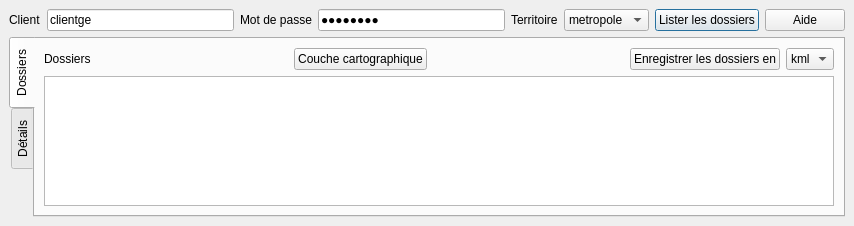
The window that ui_geofoncierconsultation.ui (Gustry/GeoFoncier-consultation) describes before a commit, drawn with Qt 5.
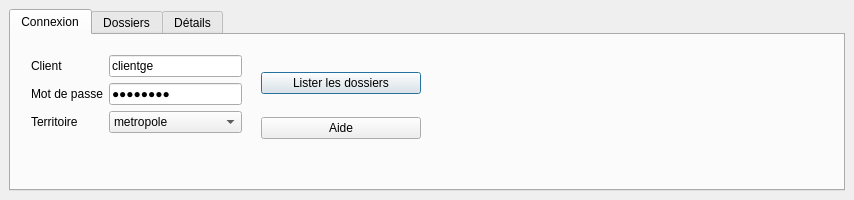
The same window after the commit. Icons and pictures are not drawn.

Commit message: Ajout onglet connexion et banniere geofoncier

```diff
--- a/ui_geofoncierconsultation.ui
+++ b/ui_geofoncierconsultation.ui
@@ -7,7 +7,7 @@
     <x>0</x>
     <y>0</y>
     <width>854</width>
-    <height>226</height>
+    <height>200</height>
    </rect>
   </property>
   <property name="sizePolicy">
@@ -22,15 +22,35 @@
   <widget class="QWidget" name="dockWidgetContents">
    <layout class="QGridLayout" name="gridLayout">
     <item row="0" column="0">
-     <layout class="QHBoxLayout" name="horizontalLayout">
-      <item>
+     <widget class="QTabWidget" name="tabWidget">
+      <property name="tabPosition">
+       <enum>QTabWidget::North</enum>
+      </property>
+      <property name="currentIndex">
+       <number>0</number>
+      </property>
+      <widget class="QWidget" name="tab_3">
+       <attribute name="title">
+        <string>Connexion</string>
+       </attribute>
+       <widget class="QWidget" name="formLayoutWidget">
+        <property name="geometry">
+         <rect>
+          <x>20</x>
+          <y>20</y>
+          <width>211</width>
+          <height>101</height>
+         </rect>
+        </property>
+        <layout class="QFormLayout" name="formLayout">
+         <item row="0" column="0">
        <widget class="QLabel" name="label_login">
         <property name="text">
          <string>Client</string>
         </property>
        </widget>
       </item>
-      <item>
+         <item row="0" column="1">
        <widget class="QLineEdit" name="lineEdit_login">
         <property name="enabled">
          <bool>true</bool>
@@ -40,14 +60,14 @@
         </property>
        </widget>
       </item>
-      <item>
+         <item row="1" column="0">
        <widget class="QLabel" name="label_password">
         <property name="text">
          <string>Mot de passe</string>
         </property>
        </widget>
       </item>
-      <item>
+         <item row="1" column="1">
        <widget class="QLineEdit" name="lineEdit_password">
         <property name="enabled">
          <bool>true</bool>
@@ -60,14 +80,14 @@
         </property>
        </widget>
       </item>
-      <item>
+         <item row="2" column="0">
        <widget class="QLabel" name="label_zone">
         <property name="text">
          <string>Territoire</string>
         </property>
        </widget>
       </item>
-      <item>
+         <item row="2" column="1">
        <widget class="QComboBox" name="comboBox_zone">
         <property name="maximumSize">
          <size>
@@ -105,6 +125,18 @@
         </item>
        </widget>
       </item>
+        </layout>
+       </widget>
+       <widget class="QWidget" name="verticalLayoutWidget_2">
+        <property name="geometry">
+         <rect>
+          <x>250</x>
+          <y>20</y>
+          <width>160</width>
+          <height>101</height>
+         </rect>
+        </property>
+        <layout class="QVBoxLayout" name="verticalLayout_3">
       <item>
        <widget class="QPushButton" name="pushButton_listerDossiers">
         <property name="text">
@@ -123,15 +155,27 @@
        </widget>
       </item>
      </layout>
-    </item>
-    <item row="1" column="0">
-     <widget class="QTabWidget" name="tabWidget">
-      <property name="tabPosition">
-       <enum>QTabWidget::West</enum>
-      </property>
-      <property name="currentIndex">
-       <number>0</number>
-      </property>
+       </widget>
+       <widget class="QLabel" name="label_2">
+        <property name="geometry">
+         <rect>
+          <x>455</x>
+          <y>4</y>
+          <width>201</width>
+          <height>111</height>
+         </rect>
+        </property>
+        <property name="text">
+         <string/>
+        </property>
+        <property name="pixmap">
+         <pixmap resource="resources.qrc">:/resources/banniere</pixmap>
+        </property>
+        <property name="scaledContents">
+         <bool>true</bool>
+        </property>
+       </widget>
+      </widget>
       <widget class="QWidget" name="tab">
        <attribute name="title">
         <string>Dossiers</string>
```
Left out of the diff: 4 changed lines with no effect on the pictures. Lines whose indentation alone changed are shown as unchanged. The commit also changes 5 other files.
